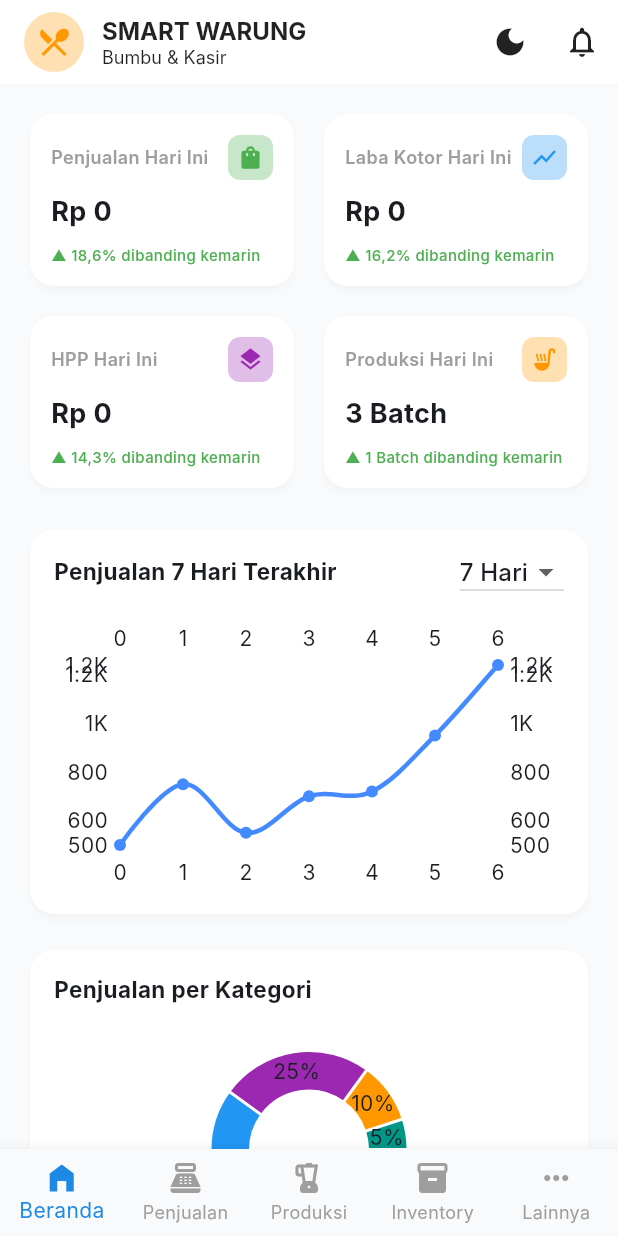
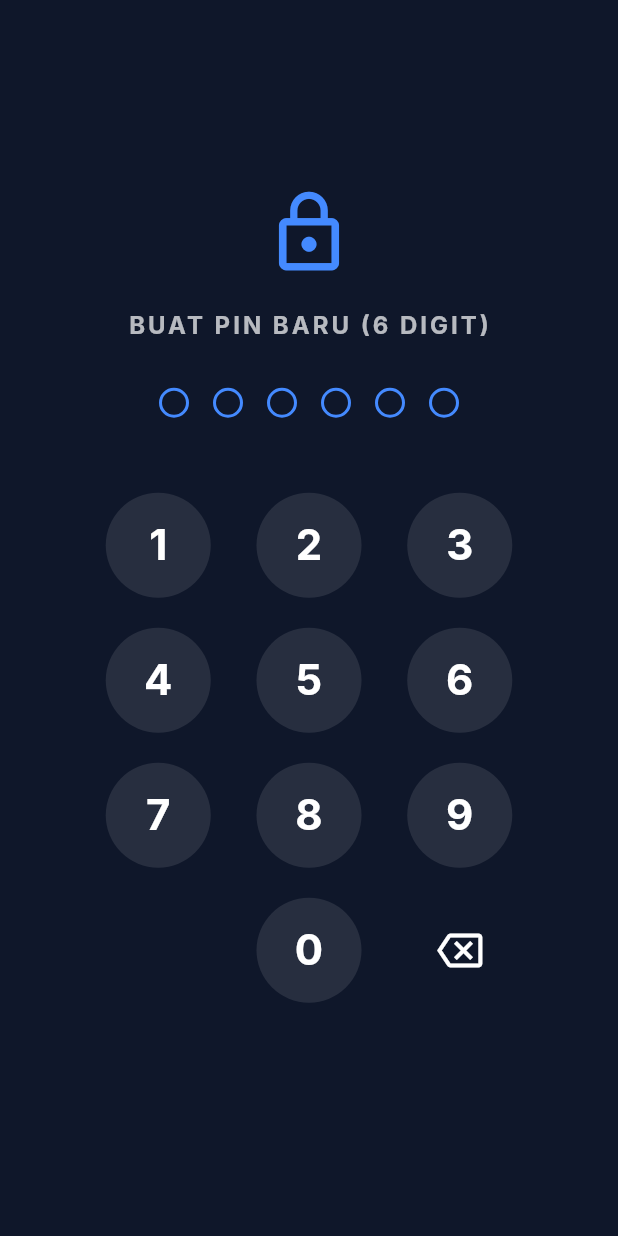
Before and after one commit to milala02/aplikasi-kasir, a Flutter app: the screen it shows after launch, on a phone screen of 412 x 824 dp. Run offline on Flutter 3.47's test engine with Material 3 defaults, Android fonts, the phone set to English and light mode, and no system bars; our stand-ins replace drift, shared_preferences; accounts and stored records are empty; generated files the repository leaves out were written again; Roboto replaces fonts that are missing (Inter).

Commit message:
feat(security): add SHA-256 PIN authentication and recovery phrase mechanism

```diff
--- /dev/null
+++ b/lib/core/security/auth_service.dart
@@ -0,0 +1,53 @@
+import 'dart:convert';
+import 'package:crypto/crypto.dart';
+import 'package:shared_preferences/shared_preferences.dart';
+
+class AuthService {
+  static const String _pinKey = 'app_secure_pin_hash';
+  static const String _recoveryKey = 'app_recovery_phrase_hash';
+
+  final SharedPreferences _prefs;
+
+  AuthService(this._prefs);
+
+  // Fungsi internal untuk menghasilkan Hash SHA-256
+  String _hashData(String data) {
+    final bytes = utf8.encode(data);
+    final digest = sha256.convert(bytes);
+    return digest.toString();
+  }
+
+  // Cek apakah aplikasi sudah memiliki PIN yang terdaftar
+  bool get hasPin => _prefs.getString(_pinKey) != null;
+
+  // Mendaftarkan PIN baru beserta frasa pemulihan
+  Future<void> setupPin(String pin, String recoveryPhrase) async {
+    final hashedPin = _hashData(pin);
+    final hashedRecovery = _hashData(recoveryPhrase.toLowerCase().trim());
+
+    await _prefs.setString(_pinKey, hashedPin);
+    await _prefs.setString(_recoveryKey, hashedRecovery);
+  }
+
+  // Memvalidasi PIN saat login
+  bool verifyPin(String pin) {
+    final savedHash = _prefs.getString(_pinKey);
+    if (savedHash == null) return false;
+
+    return _hashData(pin) == savedHash;
+  }
+
+  // Memvalidasi frasa pemulihan (jika lupa PIN)
+  bool verifyRecoveryPhrase(String phrase) {
+    final savedHash = _prefs.getString(_recoveryKey);
+    if (savedHash == null) return false;
+
+    return _hashData(phrase.toLowerCase().trim()) == savedHash;
+  }
+
+  // Mereset sistem keamanan (dipanggil setelah recovery berhasil)
+  Future<void> resetSecurity() async {
+    await _prefs.remove(_pinKey);
+    await _prefs.remove(_recoveryKey);
+  }
+}
--- /dev/null
+++ b/lib/features/auth/presentation/pin_screen.dart
@@ -0,0 +1,263 @@
+import 'package:flutter/material.dart';
+import '../../../core/security/auth_service.dart';
+
+class PinScreen extends StatefulWidget {
+  final AuthService authService;
+  final Widget child; // Aplikasi utama yang dilindungi
+
+  const PinScreen({super.key, required this.authService, required this.child});
+
+  @override
+  State<PinScreen> createState() => _PinScreenState();
+}
+
+class _PinScreenState extends State<PinScreen> {
+  String _enteredPin = '';
+  bool _isSetupMode = false;
+  String _firstPinForSetup = '';
+
+  @override
+  void initState() {
+    super.initState();
+    _isSetupMode = !widget.authService.hasPin;
+  }
+
+  void _onNumPadTap(String num) {
+    if (_enteredPin.length < 6) {
+      setState(() {
+        _enteredPin += num;
+      });
+
+      if (_enteredPin.length == 6) {
+        _processPin();
+      }
+    }
+  }
+
+  void _onDeleteTap() {
+    if (_enteredPin.isNotEmpty) {
+      setState(() {
+        _enteredPin = _enteredPin.substring(0, _enteredPin.length - 1);
+      });
+    }
+  }
+
+  void _processPin() {
+    if (_isSetupMode) {
+      if (_firstPinForSetup.isEmpty) {
+        // Tahap 1: Masukkan PIN Baru
+        setState(() {
+          _firstPinForSetup = _enteredPin;
+          _enteredPin = '';
+        });
+      } else {
+        // Tahap 2: Konfirmasi PIN Baru
+        if (_firstPinForSetup == _enteredPin) {
+          _showRecoverySetupDialog();
+        } else {
+          _showError('PIN tidak cocok. Ulangi kembali.');
+          setState(() {
+            _firstPinForSetup = '';
+            _enteredPin = '';
+          });
+        }
+      }
+    } else {
+      // Mode Login: Verifikasi PIN
+      if (widget.authService.verifyPin(_enteredPin)) {
+        Navigator.of(context).pushReplacement(
+          MaterialPageRoute(builder: (_) => widget.child),
+        );
+      } else {
+        _showError('PIN Salah!');
+        setState(() { _enteredPin = ''; });
+      }
+    }
+  }
+
+  void _showRecoverySetupDialog() {
+    final controller = TextEditingController();
+    showDialog(
+      context: context,
+      barrierDismissible: false,
+      builder: (context) => AlertDialog(
+        title: const Text('Buat Frasa Pemulihan'),
+        content: Column(
+          mainAxisSize: MainAxisSize.min,
+          children: [
+            const Text('Jika Anda lupa PIN, frasa rahasia ini adalah satu-satunya cara untuk meresetnya. Simpan baik-baik!'),
+            const SizedBox(height: 16),
+            TextField(
+              controller: controller,
+              decoration: const InputDecoration(
+                hintText: 'Misal: nama hewan peliharaan pertama',
+                border: OutlineInputBorder(),
+              ),
+            ),
+          ],
+        ),
+        actions: [
+          ElevatedButton(
+            onPressed: () async {
+              if (controller.text.trim().isNotEmpty) {
+                await widget.authService.setupPin(_firstPinForSetup, controller.text);
+                if (mounted) {
+                  Navigator.of(context).pushReplacement(MaterialPageRoute(builder: (_) => widget.child));
+                }
+              }
+            },
+            child: const Text('Simpan & Masuk'),
+          ),
+        ],
+      ),
+    );
+  }
+
+  void _showRecoveryLoginDialog() {
+    final controller = TextEditingController();
+    showDialog(
+      context: context,
+      builder: (context) => AlertDialog(
+        title: const Text('Pemulihan Akses'),
+        content: TextField(
+          controller: controller,
+          decoration: const InputDecoration(
+            hintText: 'Masukkan Frasa Pemulihan Anda',
+            border: OutlineInputBorder(),
+          ),
+        ),
+        actions: [
+          TextButton(
+            onPressed: () => Navigator.pop(context),
+            child: const Text('Batal'),
+          ),
+          ElevatedButton(
+            onPressed: () async {
+              if (widget.authService.verifyRecoveryPhrase(controller.text)) {
+                await widget.authService.resetSecurity();
+                if (mounted) {
+                  Navigator.pop(context); // Tutup dialog
+                  setState(() {
+                    _isSetupMode = true;
+                    _firstPinForSetup = '';
+                    _enteredPin = '';
+                  });
+                  _showError('Keamanan direset. Silakan buat PIN baru.');
+                }
+              } else {
+                Navigator.pop(context);
+                _showError('Frasa Pemulihan Salah!');
+              }
+            },
+            style: ElevatedButton.styleFrom(backgroundColor: Colors.red),
+            child: const Text('Reset PIN', style: TextStyle(color: Colors.white)),
+          ),
+        ],
+      ),
+    );
+  }
+
+  void _showError(String message) {
+    ScaffoldMessenger.of(context).showSnackBar(SnackBar(content: Text(message), backgroundColor: Colors.red));
+  }
+
+  @override
+  Widget build(BuildContext context) {
+    String title = _isSetupMode
+        ? (_firstPinForSetup.isEmpty ? 'BUAT PIN BARU (6 DIGIT)' : 'KONFIRMASI PIN BARU')
+        : 'MASUKKAN PIN AKSES';
+
+    return Scaffold(
+      backgroundColor: const Color(0xFF0F172A), // Warna Dark Navy Premium
+      body: SafeArea(
+        child: Column(
+          mainAxisAlignment: MainAxisAlignment.center,
+          children: [
+            const Icon(Icons.lock_outline, size: 60, color: Colors.blueAccent),
+            const SizedBox(height: 20),
+            Text(title, style: const TextStyle(color: Colors.white70, fontSize: 16, fontWeight: FontWeight.bold, letterSpacing: 2)),
+            const SizedBox(height: 30),
+
+            // Indikator Titik PIN
+            Row(
+              mainAxisAlignment: MainAxisAlignment.center,
+              children: List.generate(6, (index) {
+                bool isFilled = index < _enteredPin.length;
+                return Container(
+                  margin: const EdgeInsets.symmetric(horizontal: 8),
+                  width: 20,
+                  height: 20,
+                  decoration: BoxDecoration(
+                    shape: BoxShape.circle,
+                    color: isFilled ? Colors.blueAccent : Colors.transparent,
+                    border: Border.all(color: Colors.blueAccent, width: 2),
+                  ),
+                );
+              }),
+            ),
+            const SizedBox(height: 50),
+
+            // Numpad Custom
+            _buildNumPad(),
+
+            const SizedBox(height: 30),
+            if (!_isSetupMode)
+              TextButton(
+                onPressed: _showRecoveryLoginDialog,
+                child: const Text('Lupa PIN?', style: TextStyle(color: Colors.white54)),
+              ),
+          ],
+        ),
+      ),
+    );
+  }
+
+  Widget _buildNumPad() {
+    return Padding(
+      padding: const EdgeInsets.symmetric(horizontal: 40),
+      child: Column(
+        children: [
+          Row(mainAxisAlignment: MainAxisAlignment.spaceEvenly, children: ['1', '2', '3'].map(_buildNumButton).toList()),
+          const SizedBox(height: 20),
+          Row(mainAxisAlignment: MainAxisAlignment.spaceEvenly, children: ['4', '5', '6'].map(_buildNumButton).toList()),
+          const SizedBox(height: 20),
+          Row(mainAxisAlignment: MainAxisAlignment.spaceEvenly, children: ['7', '8', '9'].map(_buildNumButton).toList()),
+          const SizedBox(height: 20),
+          Row(
+            mainAxisAlignment: MainAxisAlignment.spaceEvenly,
+            children: [
+              const SizedBox(width: 70), // Spacer
+              _buildNumButton('0'),
+              SizedBox(
+                width: 70,
+                height: 70,
+                child: IconButton(
+                  onPressed: _onDeleteTap,
+                  icon: const Icon(Icons.backspace_outlined, color: Colors.white, size: 30),
+                ),
+              ),
+            ],
+          ),
+        ],
+      ),
+    );
+  }
+
+  Widget _buildNumButton(String num) {
+    return InkWell(
+      onTap: () => _onNumPadTap(num),
+      customBorder: const CircleBorder(),
+      child: Container(
+        width: 70,
+        height: 70,
+        decoration: BoxDecoration(
+          shape: BoxShape.circle,
+          color: Colors.white.withValues(alpha: 0.1),
+        ),
+        child: Center(
+          child: Text(num, style: const TextStyle(fontSize: 28, color: Colors.white, fontWeight: FontWeight.bold)),
+        ),
+      ),
+    );
+  }
+}
--- a/lib/main.dart
+++ b/lib/main.dart
@@ -1,4 +1,7 @@
 import 'package:flutter/material.dart';
+import 'package:shared_preferences/shared_preferences.dart';
+import 'core/security/auth_service.dart';
+import 'features/auth/presentation/pin_screen.dart';
 
 // Database
 import 'core/database/app_database.dart';
@@ -26,7 +29,9 @@ import 'features/sales/presentation/pos_controller.dart';
 import 'app/main_navigation_shell.dart';
 
 void main() async {
-  WidgetsFlutterBinding.ensureInitialized();
+    final prefs = await SharedPreferences.getInstance();
+  final authService = AuthService(prefs);
+
 
   final db = AppDatabase();
 
@@ -55,6 +60,7 @@ void main() async {
     costLayerRepository: costLayerRepo,
     customerRepository: customerRepo,
     themeController: themeController,
+    authService: authService,
   ));
 }
 
@@ -64,6 +70,7 @@ class KasirApp extends StatefulWidget {
   final InMemoryCostLayerRepository costLayerRepository;
   final DriftCustomerRepository customerRepository;
   final ThemeController themeController;
+  final AuthService authService;
 
   const KasirApp({
     super.key,
@@ -72,6 +79,7 @@ class KasirApp extends StatefulWidget {
     required this.costLayerRepository,
     required this.customerRepository,
     required this.themeController,
+    required this.authService,
   });
 
   @override
@@ -103,12 +111,15 @@ class _KasirAppState extends State<KasirApp> {
       themeMode: widget.themeController.themeMode,
       theme: AppTheme.lightTheme,
       darkTheme: AppTheme.darkTheme,
-      home: MainNavigationShell(
+      home: PinScreen(
+        authService: widget.authService,
+        child: MainNavigationShell(
         dashboardController: widget.dashboardController,
         posController: widget.posController,
         costLayerRepository: widget.costLayerRepository,
         customerRepository: widget.customerRepository,
         themeController: widget.themeController,
+        ),
       ),
     );
   }
--- a/pubspec.yaml
+++ b/pubspec.yaml
@@ -9,6 +9,8 @@ environment:
 dependencies:
   flutter:
     sdk: flutter
+  crypto: ^3.0.3
+  shared_preferences: ^2.2.3
   drift: ^2.20.0
   sqlite3_flutter_libs: ^0.5.24
   path_provider: ^2.1.4
```
Also changed, not shown: pubspec.lock.
